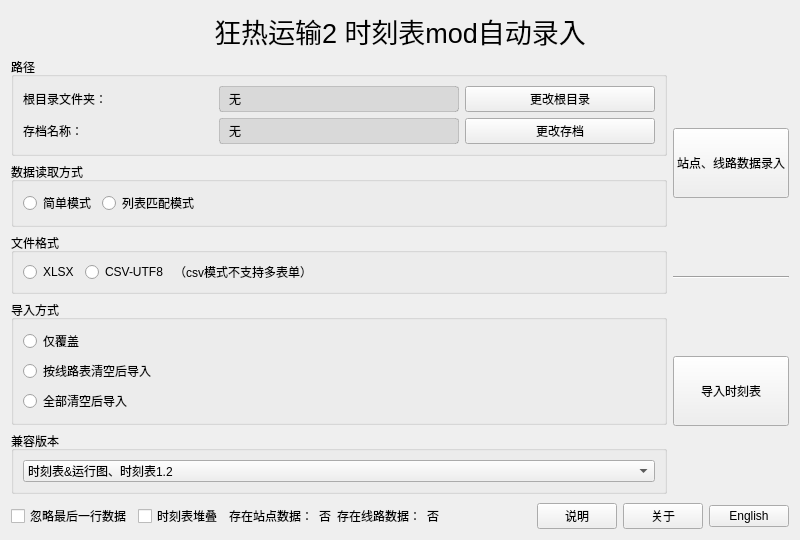
zm0423/tpf2_autofill, file ui/mainui.ui: the form before one commit.
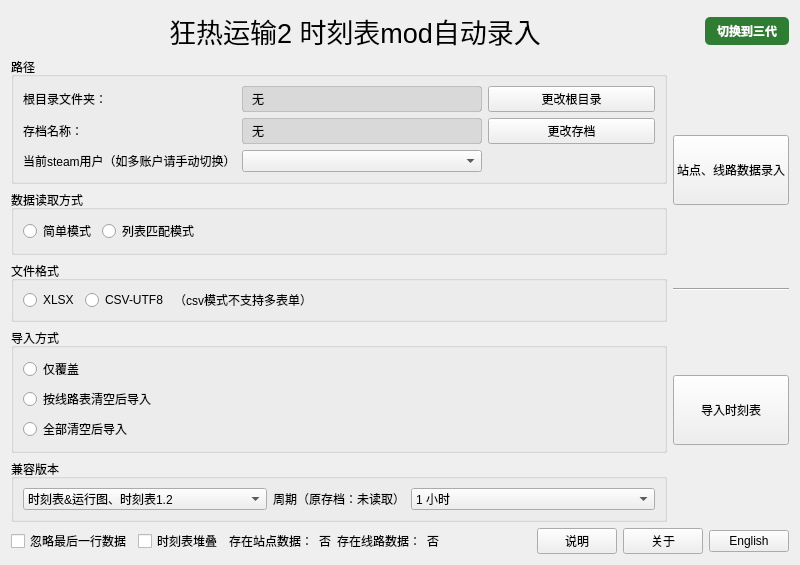
The form after the commit.

Diff of the .ui file:
```diff
--- a/ui/mainui.ui
+++ b/ui/mainui.ui
@@ -15,19 +15,57 @@
   </property>
   <layout class="QVBoxLayout" name="rootLayout">
    <item>
-    <widget class="QLabel" name="label">
-     <property name="font">
-      <font>
-       <pointsize>20</pointsize>
-      </font>
-     </property>
-     <property name="text">
-      <string>狂热运输2 时刻表mod自动录入</string>
-     </property>
-     <property name="alignment">
-      <set>Qt::AlignmentFlag::AlignCenter</set>
-     </property>
-    </widget>
+    <layout class="QHBoxLayout" name="topRow">
+     <item>
+      <widget class="QLabel" name="label">
+       <property name="font">
+        <font>
+         <pointsize>20</pointsize>
+        </font>
+       </property>
+       <property name="text">
+        <string>狂热运输2 时刻表mod自动录入</string>
+       </property>
+       <property name="alignment">
+        <set>Qt::AlignmentFlag::AlignCenter</set>
+       </property>
+       <property name="sizePolicy">
+        <sizepolicy hsizetype="Expanding" vsizetype="Preferred">
+         <horstretch>0</horstretch>
+         <verstretch>0</verstretch>
+        </sizepolicy>
+       </property>
+      </widget>
+     </item>
+     <item>
+      <widget class="QPushButton" name="switch_tpf3">
+       <property name="minimumSize">
+        <size>
+         <width>0</width>
+         <height>28</height>
+        </size>
+       </property>
+       <property name="maximumSize">
+        <size>
+         <width>16777215</width>
+         <height>28</height>
+        </size>
+       </property>
+       <property name="font">
+        <font>
+         <pointsize>9</pointsize>
+         <bold>true</bold>
+        </font>
+       </property>
+       <property name="text">
+        <string>切换到三代</string>
+       </property>
+       <property name="styleSheet">
+        <string notr="true">QPushButton { background-color: #2e7d32; color: white; border-radius: 5px; padding: 3px 12px; font-weight: bold; }QPushButton:hover { background-color: #388e3c; }QPushButton:pressed { background-color: #1b5e20; }</string>
+       </property>
+      </widget>
+     </item>
+    </layout>
    </item>
    <item>
     <layout class="QHBoxLayout" name="mainRow" stretch="0,0">
@@ -117,6 +155,23 @@
             </property>
            </widget>
           </item>
+          <item row="2" column="0">
+           <widget class="QLabel" name="steam_label">
+            <property name="text">
+             <string>当前steam用户（如多账户请手动切换）</string>
+            </property>
+           </widget>
+          </item>
+          <item row="2" column="1">
+           <widget class="QComboBox" name="steam_combo">
+            <property name="maximumSize">
+             <size>
+              <width>240</width>
+              <height>16777215</height>
+             </size>
+            </property>
+           </widget>
+          </item>
          </layout>
         </widget>
        </item>
@@ -260,6 +315,59 @@
             </item>
            </widget>
           </item>
+          <item>
+           <widget class="QLabel" name="cycle_label">
+            <property name="visible">
+             <bool>false</bool>
+            </property>
+            <property name="text">
+             <string>周期（原存档：未读取）</string>
+            </property>
+           </widget>
+          </item>
+          <item>
+           <widget class="QComboBox" name="cycle_combo">
+            <property name="visible">
+             <bool>false</bool>
+            </property>
+            <property name="sizePolicy">
+             <sizepolicy hsizetype="Expanding" vsizetype="Fixed">
+              <horstretch>0</horstretch>
+              <verstretch>0</verstretch>
+             </sizepolicy>
+            </property>
+            <item>
+             <property name="text">
+              <string>1 小时</string>
+             </property>
+            </item>
+            <item>
+             <property name="text">
+              <string>2 小时</string>
+             </property>
+            </item>
+            <item>
+             <property name="text">
+              <string>3 小时</string>
+             </property>
+            </item>
+            <item>
+             <property name="text">
+              <string>6 小时</string>
+             </property>
+            </item>
+            <item>
+             <property name="text">
+              <string>12 小时</string>
+             </property>
+            </item>
+            <item>
+             <property name="text">
+              <string>24 小时</string>
+             </property>
+            </item>
+           </widget>
+          </item>
          </layout>
         </widget>
        </item>
```
